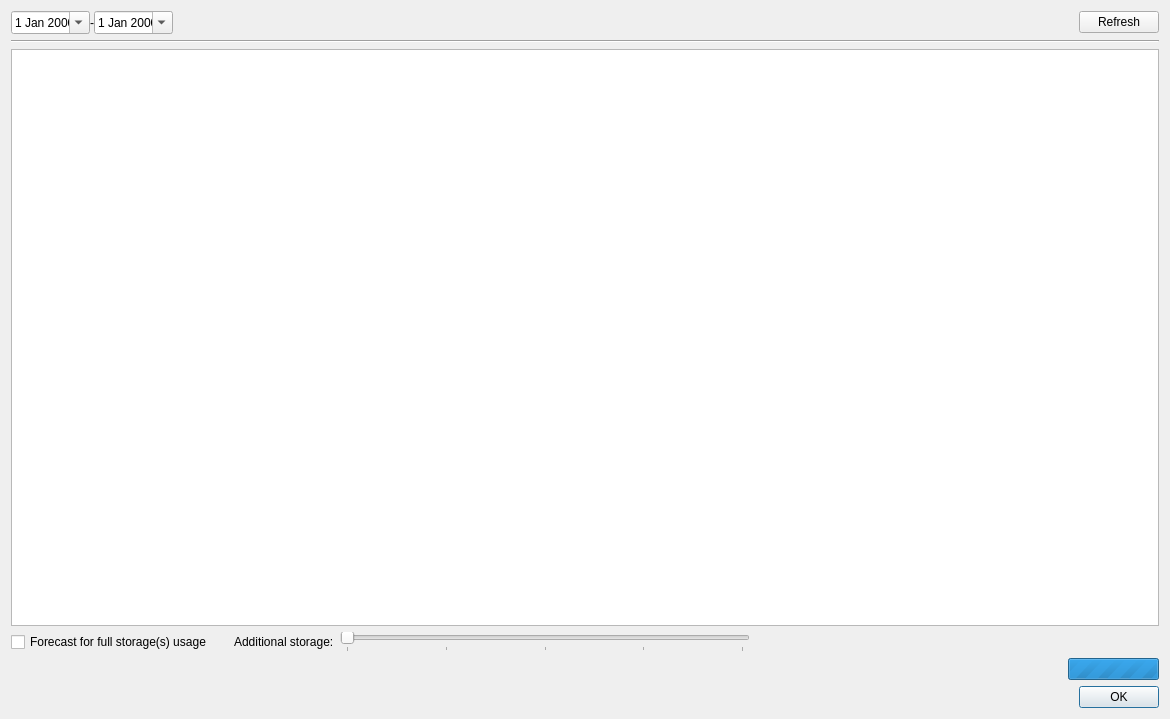
First picture: the form in client/src/ui/dialogs/recording_stats_dialog.ui, repository networkoptix/nx_open, before the edit.
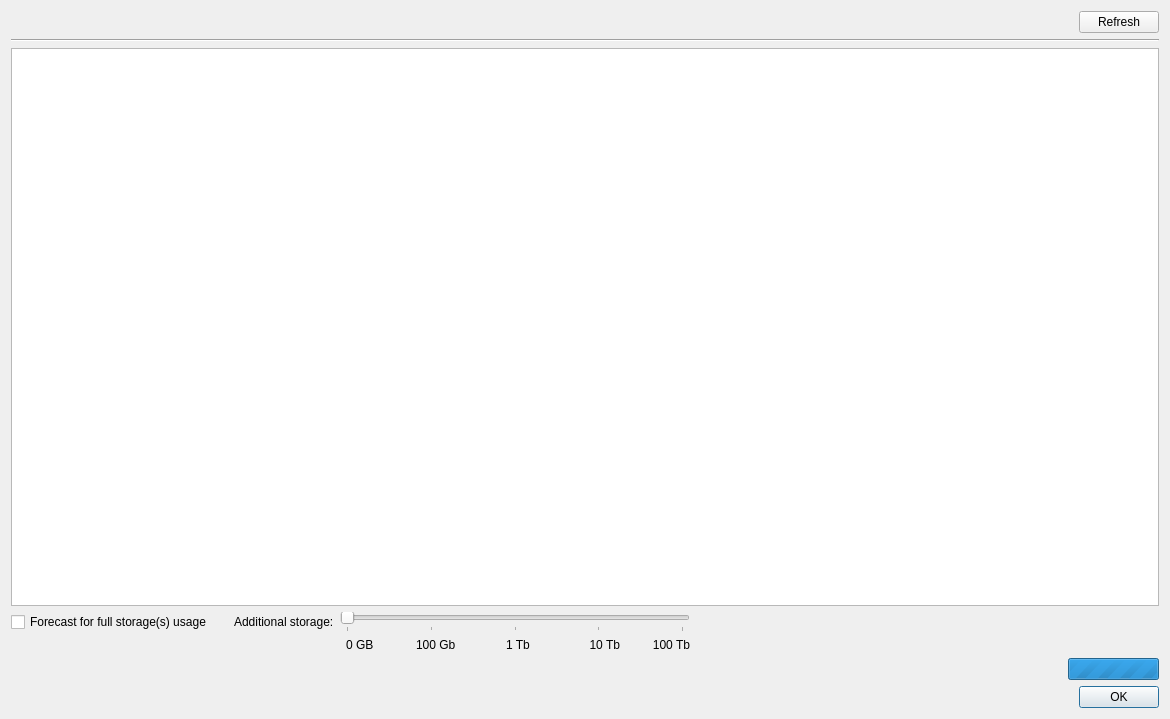
Second picture: the form after the edit. Custom widgets are drawn as their Qt base class.

Commit message:
(Task #6019) - Storage using dialog
<==== Mercurial data ====>
Branch: dev_2.4.0

```diff
--- a/client/src/ui/dialogs/recording_stats_dialog.ui
+++ b/client/src/ui/dialogs/recording_stats_dialog.ui
@@ -24,42 +24,6 @@
        <property name="horizontalSpacing">
         <number>0</number>
        </property>
-       <item row="0" column="0">
-        <widget class="QDateEdit" name="dateEditFrom">
-         <property name="frame">
-          <bool>true</bool>
-         </property>
-         <property name="buttonSymbols">
-          <enum>QAbstractSpinBox::NoButtons</enum>
-         </property>
-         <property name="calendarPopup">
-          <bool>true</bool>
-         </property>
-        </widget>
-       </item>
-       <item row="0" column="1">
-        <widget class="QLabel" name="delimLabel">
-         <property name="text">
-          <string>-</string>
-         </property>
-         <property name="alignment">
-          <set>Qt::AlignCenter</set>
-         </property>
-        </widget>
-       </item>
-       <item row="0" column="2">
-        <widget class="QDateEdit" name="dateEditTo">
-         <property name="wrapping">
-          <bool>false</bool>
-         </property>
-         <property name="buttonSymbols">
-          <enum>QAbstractSpinBox::NoButtons</enum>
-         </property>
-         <property name="calendarPopup">
-          <bool>true</bool>
-         </property>
-        </widget>
-       </item>
       </layout>
      </item>
      <item row="0" column="3">
@@ -159,16 +123,43 @@
          </attribute>
         </widget>
        </item>
+      </layout>
+     </widget>
+     <widget class="QWidget" name="warnPage">
+      <layout class="QVBoxLayout" name="verticalLayout_2">
        <item>
-        <layout class="QHBoxLayout" name="horizontalLayout_2">
-         <item>
-          <widget class="QCheckBox" name="checkBoxForecast">
+        <widget class="QLabel" name="warningLabel">
            <property name="text">
-            <string>Forecast for full storage(s) usage</string>
-           </property>
-          </widget>
-         </item>
+          <string>All Servers are offline. Logs are not available.</string>
+         </property>
+         <property name="alignment">
+          <set>Qt::AlignCenter</set>
+         </property>
+        </widget>
+       </item>
+      </layout>
+     </widget>
+    </widget>
+   </item>
          <item>
+    <layout class="QGridLayout" name="gridLayout_2">
+     <item row="1" column="6">
+      <widget class="QLabel" name="label_5">
+       <property name="minimumSize">
+        <size>
+         <width>64</width>
+         <height>0</height>
+        </size>
+       </property>
+       <property name="text">
+        <string>1 Tb</string>
+       </property>
+       <property name="alignment">
+        <set>Qt::AlignCenter</set>
+       </property>
+      </widget>
+     </item>
+     <item row="0" column="1">
           <spacer name="horizontalSpacer_4">
            <property name="orientation">
             <enum>Qt::Horizontal</enum>
@@ -184,14 +175,63 @@
            </property>
           </spacer>
          </item>
-         <item>
+     <item row="0" column="0">
+      <widget class="QCheckBox" name="checkBoxForecast">
+       <property name="text">
+        <string>Forecast for full storage(s) usage</string>
+       </property>
+      </widget>
+     </item>
+     <item row="0" column="9" rowspan="2">
+      <spacer name="horizontalSpacer_2">
+       <property name="orientation">
+        <enum>Qt::Horizontal</enum>
+       </property>
+       <property name="sizeHint" stdset="0">
+        <size>
+         <width>40</width>
+         <height>20</height>
+        </size>
+       </property>
+      </spacer>
+     </item>
+     <item row="1" column="4">
+      <widget class="QLabel" name="label_3">
+       <property name="minimumSize">
+        <size>
+         <width>64</width>
+         <height>0</height>
+        </size>
+       </property>
+       <property name="text">
+        <string>0 GB</string>
+       </property>
+      </widget>
+     </item>
+     <item row="0" column="2">
           <widget class="QLabel" name="label">
            <property name="text">
             <string>Additional storage:</string>
            </property>
           </widget>
          </item>
-         <item>
+     <item row="1" column="8">
+      <widget class="QLabel" name="label_4">
+       <property name="minimumSize">
+        <size>
+         <width>64</width>
+         <height>0</height>
+        </size>
+       </property>
+       <property name="text">
+        <string>100 Tb</string>
+       </property>
+       <property name="alignment">
+        <set>Qt::AlignRight|Qt::AlignTrailing|Qt::AlignVCenter</set>
+       </property>
+      </widget>
+     </item>
+     <item row="0" column="3" colspan="6">
           <widget class="QSlider" name="extraSpaceSlider">
            <property name="maximum">
             <number>4</number>
@@ -206,22 +246,41 @@
             <enum>QSlider::TicksBelow</enum>
            </property>
            <property name="tickInterval">
-            <number>0</number>
+        <number>1</number>
            </property>
           </widget>
          </item>
-         <item>
-          <spacer name="horizontalSpacer_2">
-           <property name="orientation">
-            <enum>Qt::Horizontal</enum>
-           </property>
-           <property name="sizeHint" stdset="0">
+     <item row="1" column="5">
+      <widget class="QLabel" name="label_2">
+       <property name="minimumSize">
+        <size>
+         <width>64</width>
+         <height>0</height>
+        </size>
+       </property>
+       <property name="text">
+        <string>100 Gb</string>
+       </property>
+       <property name="alignment">
+        <set>Qt::AlignLeading|Qt::AlignLeft|Qt::AlignVCenter</set>
+       </property>
+      </widget>
+     </item>
+     <item row="1" column="7">
+      <widget class="QLabel" name="label_6">
+       <property name="minimumSize">
             <size>
-             <width>40</width>
-             <height>20</height>
-            </size>
-           </property>
-          </spacer>
+         <width>64</width>
+         <height>0</height>
+        </size>
+       </property>
+       <property name="text">
+        <string>10 Tb</string>
+       </property>
+       <property name="alignment">
+        <set>Qt::AlignRight|Qt::AlignTrailing|Qt::AlignVCenter</set>
+       </property>
+      </widget>
          </item>
         </layout>
        </item>
@@ -265,24 +324,6 @@
          </item>
         </layout>
        </item>
-      </layout>
-     </widget>
-     <widget class="QWidget" name="warnPage">
-      <layout class="QVBoxLayout" name="verticalLayout_2">
-       <item>
-        <widget class="QLabel" name="warningLabel">
-         <property name="text">
-          <string>All Servers are offline. Logs are not available.</string>
-         </property>
-         <property name="alignment">
-          <set>Qt::AlignCenter</set>
-         </property>
-        </widget>
-       </item>
-      </layout>
-     </widget>
-    </widget>
-   </item>
    <item>
     <widget class="QDialogButtonBox" name="buttonBox">
      <property name="standardButtons">
```
Left out of the diff: 2 changed lines with no effect on the pictures. Lines whose indentation alone changed are shown as unchanged. The commit also changes 11 other files.
